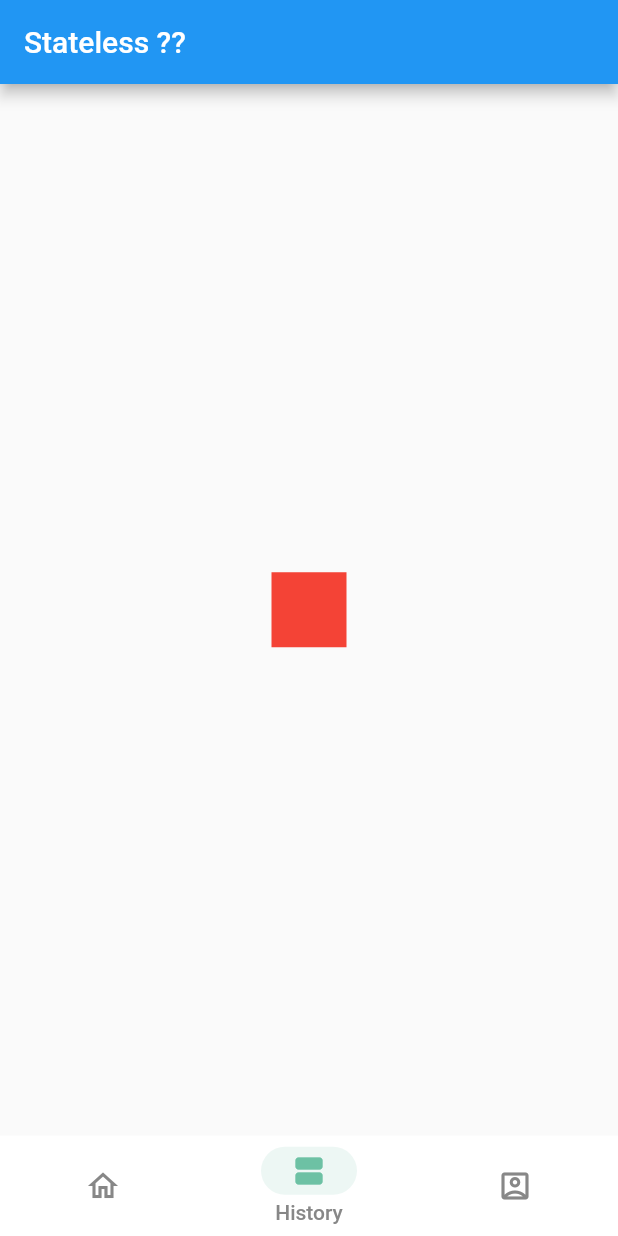
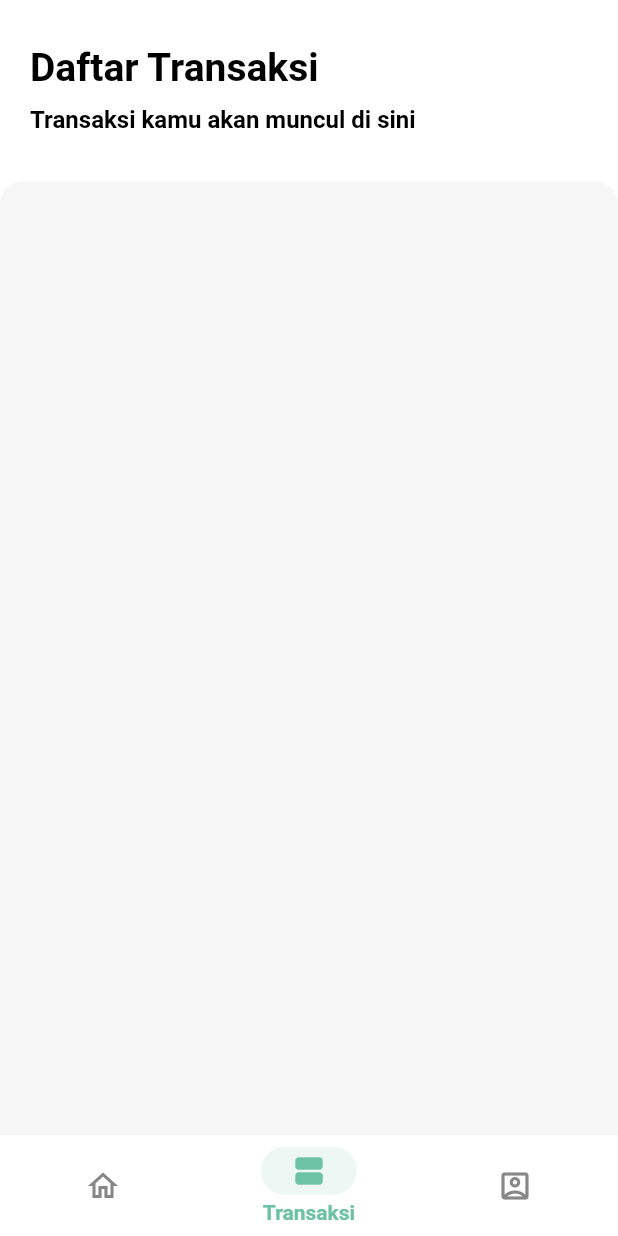
Before and after one commit to muhammadgimnastiar/rijix-shoes-laundy-app, a Flutter app: the screen it shows after launch, item 2 of the bottom bar chosen, on a phone screen of 412 x 824 dp. Run offline on Flutter 3.47's test engine with Material 2 defaults, Android fonts, the phone set to English and light mode, and no system bars; our stand-ins replace google_fonts.

Commit message:
add litttel ui, and make transaction page

```diff
--- a/lib/main.dart
+++ b/lib/main.dart
@@ -3,12 +3,9 @@ import 'package:rijix_laundy_app/pages/details.dart';
 import 'package:rijix_laundy_app/pages/home_page.dart';
 import 'package:rijix_laundy_app/pages/picktime.dart';
 import 'package:rijix_laundy_app/pages/test_page.dart';
-import 'package:rijix_laundy_app/utils/fade_animation.dart';
+import 'package:rijix_laundy_app/pages/transaksi._page.dart';
 import 'package:rijix_laundy_app/utils/slide_route.dart';
-import 'package:google_fonts/google_fonts.dart';
 import 'package:rijix_laundy_app/theme/colors.dart';
-import 'package:rijix_laundy_app/pages/test_page.dart';
-import 'package:rijix_laundy_app/widget/appbar.dart';
 
 void main() => runApp(MaterialApp(
       debugShowCheckedModeBanner: false,
@@ -34,8 +31,12 @@ class _MyAppState extends State<MyApp> {
 
   final screen = [
     HomePage(),
-    TestPage(),
-    Center(child: Text("Acount", style: TextStyle(fontSize: 72),)),
+    TransaksiPage(),
+    Center(
+        child: Text(
+      "Acount",
+      style: TextStyle(fontSize: 72),
+    )),
   ];
 
   final List<Map<String, String>> services = [
@@ -47,57 +48,69 @@ class _MyAppState extends State<MyApp> {
 
   int? selected;
 
-
   @override
   Widget build(BuildContext context) {
     return Scaffold(
       backgroundColor: AppColor.whitebg,
-
-
       body: screen[indexnav],
       bottomNavigationBar: NavigationBarTheme(
         data: NavigationBarThemeData(
-
-          backgroundColor: Colors.white,
-          indicatorColor: AppColor.greenbg,
-          labelTextStyle: MaterialStateProperty.all(
-            TextStyle(fontSize: 14, fontWeight: FontWeight.w500, color: AppColor.grey),
-            )
-          ),
+            backgroundColor: Colors.white,
+            indicatorColor: AppColor.greenbg,
+            labelTextStyle: MaterialStateProperty.all(
+              TextStyle(
+                  fontSize: 14,
+                  fontWeight: FontWeight.w700,
+                  color: AppColor.green),
+            )),
         child: NavigationBar(
           height: 67,
           selectedIndex: indexnav,
           labelBehavior: NavigationDestinationLabelBehavior.onlyShowSelected,
           animationDuration: Duration(seconds: 1),
-          onDestinationSelected: (indexnav)=>
-          setState( () => this.indexnav = indexnav),
+          onDestinationSelected: (indexnav) =>
+              setState(() => this.indexnav = indexnav),
           destinations: [
             NavigationDestination(
-              icon: Icon(Icons.home_outlined,
-              color: AppColor.grey,),
-              selectedIcon: Icon(Icons.home_rounded,
-              color: AppColor.green,),
+              icon: Icon(
+                Icons.home_outlined,
+                color: AppColor.grey,
+              ),
+              selectedIcon: Icon(
+                Icons.home_rounded,
+                color: AppColor.green,
+              ),
               label: 'Home',
             ),
-              NavigationDestination(
-              icon: Icon(Icons.view_agenda_outlined,
-              color: AppColor.grey,),
-              selectedIcon: Icon(Icons.view_agenda_rounded,
-              color: AppColor.green,),
-              label: 'History',
-
-            ),NavigationDestination(
-              icon: Icon(Icons.account_box_outlined,
-              color: AppColor.grey,),
-              selectedIcon: Icon(Icons.account_box_rounded, color: AppColor.green,),
-              label: 'Account',
+            NavigationDestination(
+              icon: Icon(
+                Icons.view_agenda_outlined,
+                color: AppColor.grey,
+              ),
+              selectedIcon: Icon(
+                Icons.view_agenda_rounded,
+                color: AppColor.green,
+              ),
+              label: 'Transaksi',
             ),
-          ],),
+            NavigationDestination(
+              icon: Icon(
+                Icons.account_box_outlined,
+                color: AppColor.grey,
+              ),
+              selectedIcon: Icon(
+                Icons.account_box_rounded,
+                color: AppColor.green,
+              ),
+              label: 'Profile',
+            ),
+          ],
+        ),
       ),
     );
   }
 
-  getWidget(){
-    return (indexnav==0)?HomePage():Container();
+  getWidget() {
+    return (indexnav == 0) ? HomePage() : Container();
   }
 }
--- /dev/null
+++ b/lib/pages/transaksi._page.dart
@@ -0,0 +1,32 @@
+// ignore_for_file: prefer_const_constructors
+
+import 'package:flutter/material.dart';
+import 'package:rijix_laundy_app/theme/colors.dart';
+
+import 'package:rijix_laundy_app/widget/transaksibar.dart';
+
+class TransaksiPage extends StatelessWidget {
+  @override
+  Widget build(BuildContext context) {
+    return SafeArea(
+        child: Container(
+      color: AppColor.white,
+      child: Column(children: [
+        TransaksiBar(),
+        SizedBox(
+          height: 12,
+        ),
+        Flexible(
+          child: Container(
+            width: double.infinity,
+            decoration: BoxDecoration(
+              color: AppColor.whitebg,
+              borderRadius: BorderRadius.only(
+                  topRight: Radius.circular(15), topLeft: Radius.circular(15)),
+            ),
+          ),
+        )
+      ]),
+    ));
+  }
+}
--- a/lib/widget/shoes_type_menu.dart
+++ b/lib/widget/shoes_type_menu.dart
@@ -5,7 +5,7 @@ import 'package:rijix_laundy_app/theme/colors.dart';
 class ShoesItem extends StatelessWidget {
   var service = [
     "Schools Wash",
-    "Sneachers Wash",
+    "Sneakers Wash",
     "Work Wash",
     "Sport wash",
   ];
--- /dev/null
+++ b/lib/widget/transaksibar.dart
@@ -0,0 +1,38 @@
+import 'package:rijix_laundy_app/theme/colors.dart';
+import 'package:flutter/material.dart';
+
+class TransaksiBar extends StatelessWidget {
+  @override
+  Widget build(BuildContext context) {
+    return Container(
+      padding: EdgeInsets.fromLTRB(20, 30, 20, 20),
+      child: Column(children: [
+        Row(children: [
+          Text.rich(TextSpan(
+            text: "Daftar Transaksi",
+            style: TextStyle(
+                color: AppColor.black,
+                fontSize: 26,
+                fontWeight: FontWeight.bold),
+          )),
+        ]),
+        // ignore: prefer_const_constructors
+        SizedBox(
+          height: 10,
+        ),
+        Row(
+          children: [
+            Text.rich(TextSpan(
+              text: "Transaksi kamu akan muncul di sini",
+              style: TextStyle(
+                  color: AppColor.black,
+                  fontWeight: FontWeight.w600,
+                  fontSize: 16),
+            )),
+            // ignore: prefer_const_constructors
+          ],
+        ),
+      ]),
+    );
+  }
+}
```
